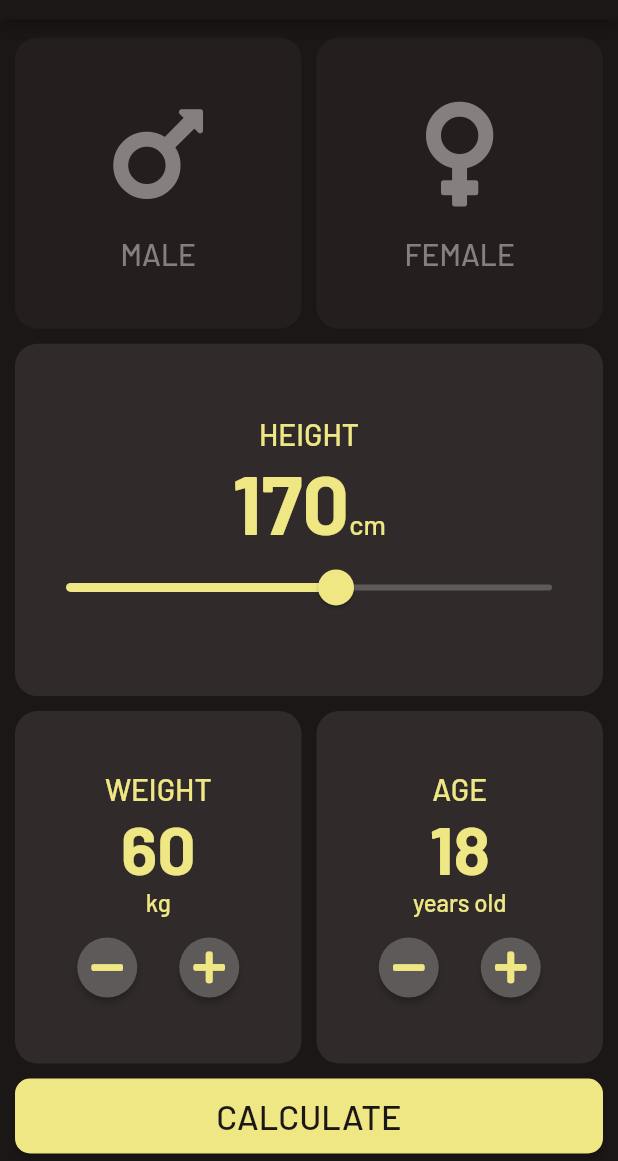
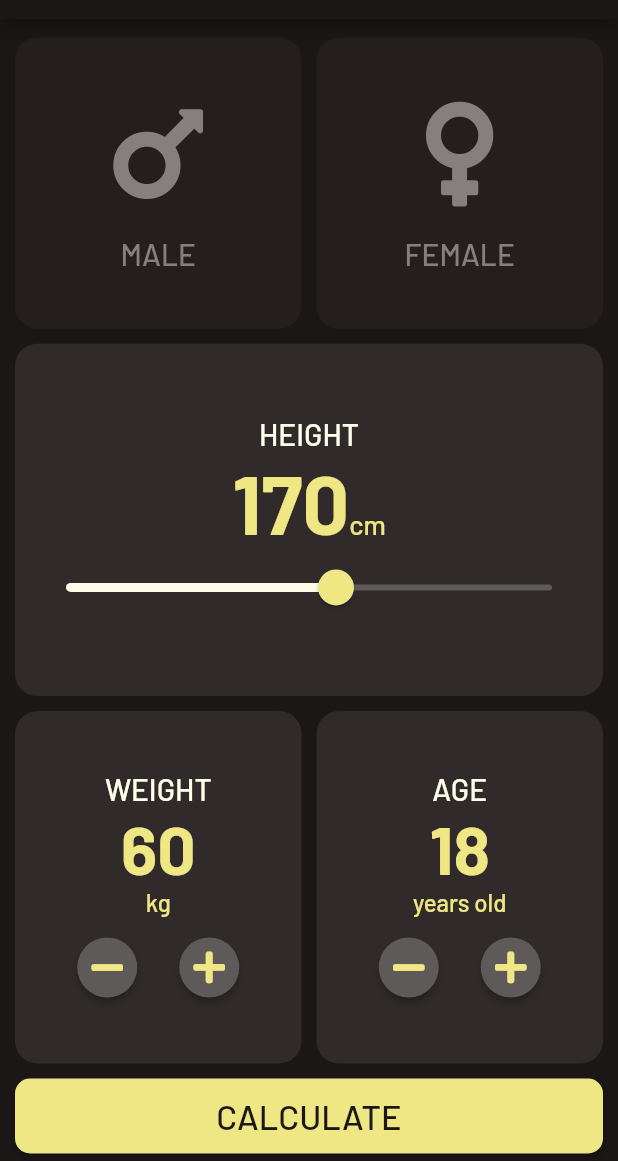
Before and after one commit to dvsu/bmi-calc, a Flutter app: the screen it shows after launch, on a phone screen of 412 x 824 dp, the part 75-1236 px from its top. Run offline on Flutter 3.47's test engine with Material 2 defaults, Android fonts, the phone set to English and light mode, and no system bars; our stand-ins replace font_awesome_flutter.

Commit message:
Complete functionalities

```diff
--- a/lib/card_content.dart
+++ b/lib/card_content.dart
@@ -1,15 +1,19 @@
 import 'package:flutter/material.dart';
-import 'textstyle.dart';
-import 'custom_buttons.dart';
+import 'components/textstyle.dart';
+import 'components/custom_buttons.dart';
 import 'package:font_awesome_flutter/font_awesome_flutter.dart';
 
-class CardContent extends StatelessWidget {
-  final Color color;
+class CardContentWithSelection extends StatelessWidget {
+  final Color textColor;
+  final Color iconColor;
   final IconData icon;
   final String iconName;
 
-  CardContent(
-      {required this.icon, required this.iconName, required this.color});
+  CardContentWithSelection(
+      {required this.icon,
+      required this.iconName,
+      required this.textColor,
+      required this.iconColor});
 
   @override
   Widget build(BuildContext context) {
@@ -20,7 +24,7 @@ class CardContent extends StatelessWidget {
         children: <Widget>[
           Icon(
             icon,
-            color: color,
+            color: iconColor,
             size: 80.0,
           ),
           SizedBox(
@@ -29,7 +33,7 @@ class CardContent extends StatelessWidget {
           Text(
             iconName,
             style: TextStyle(
-              color: color,
+              color: textColor,
             ),
           ),
         ],
@@ -40,7 +44,7 @@ class CardContent extends StatelessWidget {
 
 class CardContentWithButton extends StatelessWidget {
   final String contentTitle;
-  final int contentValue;
+  final double contentValue;
   final String contentUnit;
   final Function(int) onPressedMinus;
   final Function(int) onPressedPlus;
@@ -57,9 +61,12 @@ class CardContentWithButton extends StatelessWidget {
     return Column(
       mainAxisAlignment: MainAxisAlignment.center,
       children: <Widget>[
-        Text(contentTitle),
         Text(
-          contentValue.toString(),
+          contentTitle,
+          style: cardTitleTextStyle,
+        ),
+        Text(
+          contentValue.toStringAsFixed(0),
           style: weightTextStyle,
         ),
         Text(
--- a/lib/input_page.dart
+++ b/lib/input_page.dart
@@ -1,12 +1,14 @@
 import 'package:flutter/cupertino.dart';
 import 'package:flutter/material.dart';
 import 'package:font_awesome_flutter/font_awesome_flutter.dart';
-import 'color_palette.dart';
-import 'custom_card.dart';
+import 'components/color_palette.dart';
+import 'components/custom_card.dart';
 import 'card_content.dart';
-import 'page_layout.dart';
-import 'textstyle.dart';
+import 'components/page_layout.dart';
+import 'components/textstyle.dart';
 import 'default_data.dart';
+import 'results_page.dart';
+import 'calculation.dart';
 
 enum Gender {
   male,
@@ -22,9 +24,9 @@ class InputPage extends StatefulWidget {
 
 class _InputPageState extends State<InputPage> {
   Gender? selectedGender;
-  int bodyHeight = 170;
-  int bodyWeight = 60;
-  int humanAge = 18;
+  double bodyHeight = 170;
+  double bodyWeight = 60;
+  double humanAge = 18;
 
   @override
   Widget build(BuildContext context) {
@@ -59,10 +61,13 @@ class _InputPageState extends State<InputPage> {
                     color: selectedGender == Gender.male
                         ? activeCardColor
                         : inactiveCardColor,
-                    child: CardContent(
+                    child: CardContentWithSelection(
                       icon: FontAwesomeIcons.mars,
                       iconName: 'MALE',
-                      color: selectedGender == Gender.male
+                      textColor: selectedGender == Gender.male
+                          ? activeTextColor
+                          : inactiveTextColor,
+                      iconColor: selectedGender == Gender.male
                           ? activeIconColor
                           : inactiveIconColor,
                     ),
@@ -82,10 +87,13 @@ class _InputPageState extends State<InputPage> {
                     color: selectedGender == Gender.female
                         ? activeCardColor
                         : inactiveCardColor,
-                    child: CardContent(
+                    child: CardContentWithSelection(
                       icon: FontAwesomeIcons.venus,
                       iconName: 'FEMALE',
-                      color: selectedGender == Gender.female
+                      textColor: selectedGender == Gender.female
+                          ? activeTextColor
+                          : inactiveTextColor,
+                      iconColor: selectedGender == Gender.female
                           ? activeIconColor
                           : inactiveIconColor,
                     ),
@@ -111,14 +119,17 @@ class _InputPageState extends State<InputPage> {
                 child: Column(
                   mainAxisAlignment: MainAxisAlignment.center,
                   children: [
-                    Text('HEIGHT'),
+                    Text(
+                      'HEIGHT',
+                      style: cardTitleTextStyle,
+                    ),
                     Row(
                       mainAxisAlignment: MainAxisAlignment.center,
                       crossAxisAlignment: CrossAxisAlignment.baseline,
                       textBaseline: TextBaseline.alphabetic,
                       children: <Widget>[
                         Text(
-                          bodyHeight.toString(),
+                          bodyHeight.toStringAsFixed(0),
                           style: heightTextStyle,
                         ),
                         Text(
@@ -137,12 +148,12 @@ class _InputPageState extends State<InputPage> {
                             RoundSliderThumbShape(enabledThumbRadius: 12.0),
                       ),
                       child: Slider(
-                        value: bodyHeight.toDouble(),
+                        value: bodyHeight,
                         min: 120,
                         max: 210,
                         onChanged: (double newValue) {
                           setState(() {
-                            bodyHeight = newValue.round();
+                            bodyHeight = newValue;
                           });
                         },
                       ),
@@ -219,7 +230,20 @@ class _InputPageState extends State<InputPage> {
             padding: const EdgeInsets.symmetric(
                 horizontal: sideToFrameSpacing, vertical: sideToSideSpacing),
             child: ElevatedButton(
-              onPressed: () {},
+              onPressed: () {
+                BMICalculation bmi =
+                    BMICalculation(height: bodyHeight, weight: bodyWeight);
+
+                Navigator.push(
+                  context,
+                  MaterialPageRoute(
+                      builder: (context) => ResultsPage(
+                            bmiScore: bmi.calculateBMI(),
+                            bmiRange: bmi.rangeBMI(),
+                            bmiDescription: bmi.describeBMI(),
+                          )),
+                );
+              },
               style: ButtonStyle(
                 backgroundColor: MaterialStateProperty.all(buttonColor),
                 foregroundColor: MaterialStateProperty.all(buttonTextColor),
--- a/lib/main.dart
+++ b/lib/main.dart
@@ -1,5 +1,5 @@
 import 'package:flutter/material.dart';
-import 'custom_dark_theme.dart';
+import 'components/custom_dark_theme.dart';
 import 'input_page.dart';
 
 void main() {
```
Also changed, not shown: lib/calculation.dart (added, +39 -0 lines), lib/components/color_palette.dart (renamed from lib/color_palette.dart, +16 -2 lines), lib/components/textstyle.dart (renamed from lib/textstyle.dart, +22 -0 lines), lib/results_page.dart (added, +121 -0 lines), lib/components/custom_buttons.dart (renamed from lib/custom_buttons.dart), lib/components/custom_card.dart (renamed from lib/custom_card.dart), lib/components/custom_dark_theme.dart (renamed from lib/custom_dark_theme.dart), lib/components/page_layout.dart (renamed from lib/page_layout.dart).
